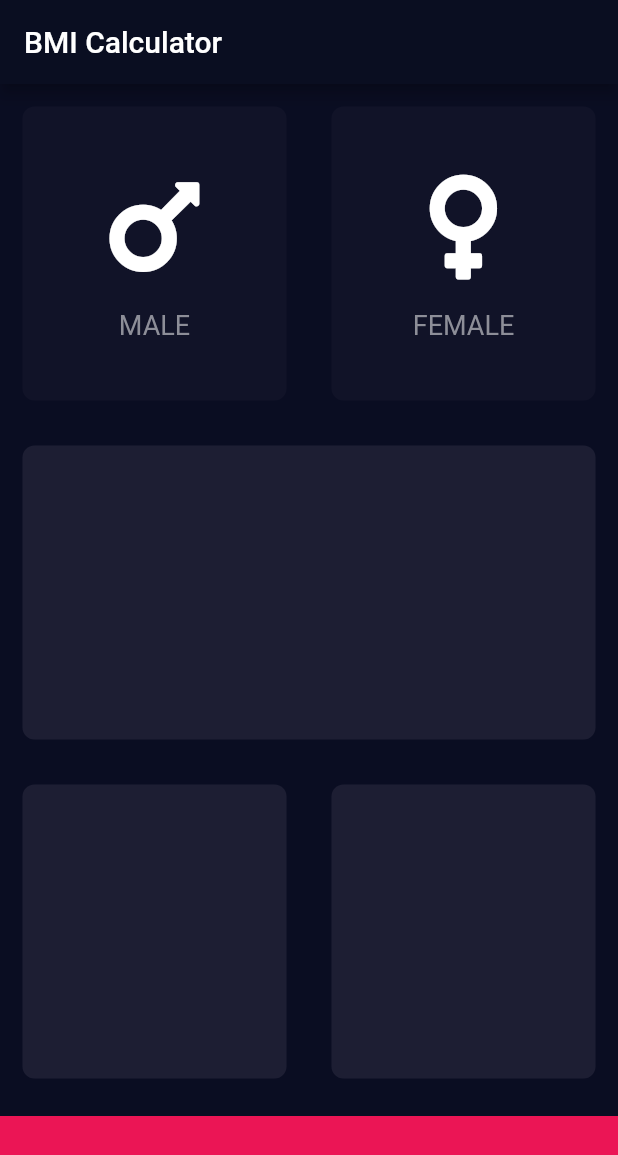
After one commit to Zak9O/tests, a Flutter app: the screen it shows after launch, after a tap on "BMI Calculator", on a phone screen of 412 x 824 dp. The commit adds this screen. Shown: the top 1155 px of the screen. Run offline on Flutter 3.47's test engine with Material 2 defaults, Android fonts, the phone set to English and light mode, and no system bars; our stand-ins replace audioplayers, font_awesome_flutter, rflutter_alert.

Commit message:
Began with the Bmi Calculator

```diff
--- /dev/null
+++ b/lib/bmi_calculator/bmi_route.dart
@@ -0,0 +1,104 @@
+import 'package:flutter/material.dart';
+import 'package:font_awesome_flutter/font_awesome_flutter.dart';
+import 'package:tests/bmi_calculator/reusable_card.dart';
+
+import 'icon_content.dart';
+
+///[ReusableCard]properties
+const Color reusableCardActiveColor = Color(0xFF1D1E33);
+const Color reusableCardInactiveColor = Color(0xFF111328);
+
+///IconCard
+
+///BottomContainerProperties
+const Color bottomContainerColor = Color(0xFFEB1555);
+const double bottomContainerHeight = 80.0;
+const double bottomContainerTopMargin = 10.0;
+
+//Enum used for identifying which icon where pressed
+enum Gender { male, female }
+
+class BmiCalculator extends StatefulWidget {
+  @override
+  _BmiCalculatorState createState() => _BmiCalculatorState();
+}
+
+class _BmiCalculatorState extends State<BmiCalculator> {
+  Gender selectedGender;
+
+  @override
+  Widget build(BuildContext context) {
+    return MaterialApp(
+      theme: ThemeData.dark().copyWith(
+        primaryColor: Color(0xFF0A0E21),
+        scaffoldBackgroundColor: Color(0xFF0A0D22),
+      ),
+      home: Scaffold(
+        appBar: AppBar(
+          title: Text("BMI Calculator"),
+        ),
+        body: Column(
+          children: <Widget>[
+            Expanded(
+              child: Row(
+                children: <Widget>[
+                  Expanded(
+                    child: GestureDetector(
+                      onTap: () {
+                        setState(() {
+                          selectedGender = Gender.male;
+                        });
+                      },
+                      child: ReusableCard(
+                        color: selectedGender == Gender.male
+                            ? reusableCardActiveColor
+                            : reusableCardInactiveColor,
+                        child: IconContent(
+                          icon: FontAwesomeIcons.mars,
+                          text: "MALE",
+                        ),
+                      ),
+                    ),
+                  ),
+                  Expanded(
+                    child: GestureDetector(
+                      onTap: () {
+                        setState(() {
+                          selectedGender = Gender.female;
+                        });
+                      },
+                      child: ReusableCard(
+                        color: selectedGender == Gender.female
+                            ? reusableCardActiveColor
+                            : reusableCardInactiveColor,
+                        child: IconContent(
+                          icon: FontAwesomeIcons.venus,
+                          text: "FEMALE",
+                        ),
+                      ),
+                    ),
+                  ),
+                ],
+              ),
+            ),
+            Expanded(child: ReusableCard(color: reusableCardActiveColor)),
+            Expanded(
+              child: Row(
+                children: <Widget>[
+                  Expanded(child: ReusableCard(color: reusableCardActiveColor)),
+                  Expanded(child: ReusableCard(color: reusableCardActiveColor)),
+                ],
+              ),
+            ),
+            Container(
+              color: bottomContainerColor,
+              width: double.infinity,
+              height: bottomContainerHeight,
+              margin: EdgeInsets.only(top: bottomContainerTopMargin),
+            )
+          ],
+        ),
+      ),
+    );
+  }
+}
--- /dev/null
+++ b/lib/bmi_calculator/icon_content.dart
@@ -0,0 +1,60 @@
+import 'package:flutter/material.dart';
+
+///Icon
+const double iconSize = 80.0;
+
+///SizedBox
+const double sizedBoxHeight = 15.0;
+
+///Text
+const double textFontSize = 18.0;
+const Color textColor = Color(0xFF8D8E98);
+
+class IconContent extends StatelessWidget {
+  final IconData icon;
+  final String text;
+  final Color iconColor;
+
+  IconContent({this.icon, this.text, this.iconColor = Colors.white});
+
+  @override
+  Widget build(BuildContext context) {
+    return Column(
+      mainAxisAlignment: MainAxisAlignment.center,
+      children: <Widget>[
+        Icon(
+          icon,
+          size: iconSize,
+          color: iconColor,
+        ),
+        SizedBox(
+          height: sizedBoxHeight,
+        ),
+        Text(
+          text,
+          style: TextStyle(fontSize: textFontSize, color: textColor),
+        )
+      ],
+    );
+  }
+}
+
+class IconContentFunctionality {
+  bool isSelected;
+  Color iconColor;
+
+  IconContentFunctionality(this.isSelected, this.iconColor);
+
+  //Returns true if color has changed
+  bool changeColor(Color inactiveColor, Color activeColor,
+      {bool colorChanged = false}) {
+    if (!isSelected) {
+      iconColor = activeColor;
+      return true;
+    }
+    if (colorChanged) {
+      iconColor = inactiveColor;
+    }
+    return false;
+  }
+}
--- /dev/null
+++ b/lib/bmi_calculator/reusable_card.dart
@@ -0,0 +1,24 @@
+import 'package:flutter/cupertino.dart';
+
+///Container
+const EdgeInsets containerMargin = EdgeInsets.all(15);
+const double containerBorderRadius = 8.0;
+
+class ReusableCard extends StatelessWidget {
+  final Color color;
+  final Widget child;
+
+  ReusableCard({this.color, this.child});
+
+  @override
+  Widget build(BuildContext context) {
+    return Container(
+      child: child,
+      margin: containerMargin,
+      decoration: BoxDecoration(
+        borderRadius: BorderRadius.circular(containerBorderRadius),
+        color: color,
+      ),
+    );
+  }
+}
--- a/lib/main.dart
+++ b/lib/main.dart
@@ -1,6 +1,7 @@
 import 'package:flutter/cupertino.dart';
 import 'package:flutter/material.dart';
 import 'package:tests/audio_player/audio_player_route.dart';
+import 'package:tests/bmi_calculator/bmi_route.dart';
 import 'package:tests/destini/destini_route.dart';
 import 'package:tests/dice_game/dice_route.dart';
 import 'package:tests/drop_down/dropdown_route.dart';
@@ -20,6 +21,7 @@ void main() => runApp(MaterialApp(
 
 ///Holds the routes corresponding to the titles
 final List<Tile> tiles = [
+  Tile("BMI Calculator", BmiCalculator()),
   Tile("Destini", DestiniRoute()),
   Tile("Quiz Game", QuizzerRoute()),
   Tile("Audio Player", AudioPlayerRoute()),
--- a/pubspec.yaml
+++ b/pubspec.yaml
@@ -19,6 +19,8 @@ environment:
 dependencies:
 
   rflutter_alert: ^1.0.3
+  font_awesome_flutter: ^8.6.0
+
 
   flutter:
     sdk: flutter
```
Also changed, not shown: pubspec.lock.
